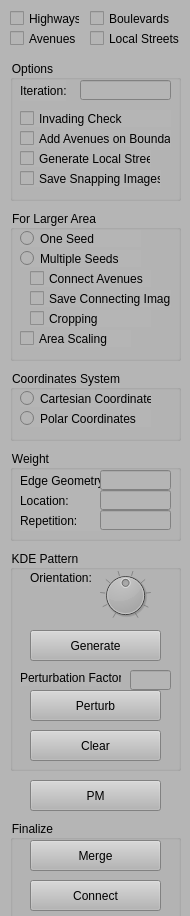
Before: the Qt Designer form StreetDesigner/ControlWidget.ui in gnishida/StreetDesigner, drawn with Qt 5.
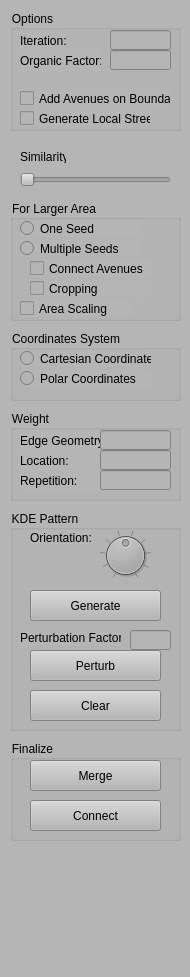
After: the same form once the commit is applied.

What changed in the file:
```diff
--- a/StreetDesigner/ControlWidget.ui
+++ b/StreetDesigner/ControlWidget.ui
@@ -7,7 +7,7 @@
     <x>0</x>
     <y>0</y>
     <width>190</width>
-    <height>916</height>
+    <height>977</height>
    </rect>
   </property>
   <property name="minimumSize">
@@ -20,37 +20,11 @@
    <string notr="true">background-color: rgb(181, 181, 181);</string>
   </property>
   <widget class="QWidget" name="dockWidgetContents">
-   <widget class="QCheckBox" name="checkBoxRoadTypeAvenue">
-    <property name="geometry">
-     <rect>
-      <x>10</x>
-      <y>30</y>
-      <width>70</width>
-      <height>17</height>
-     </rect>
-    </property>
-    <property name="text">
-     <string>Avenues</string>
-    </property>
-   </widget>
-   <widget class="QCheckBox" name="checkBoxRoadTypeLocalStreet">
-    <property name="geometry">
-     <rect>
-      <x>90</x>
-      <y>30</y>
-      <width>91</width>
-      <height>17</height>
-     </rect>
-    </property>
-    <property name="text">
-     <string>Local Streets</string>
-    </property>
-   </widget>
    <widget class="QGroupBox" name="groupBox_8">
     <property name="geometry">
      <rect>
       <x>10</x>
-      <y>550</y>
+      <y>510</y>
       <width>171</width>
       <height>221</height>
      </rect>
@@ -154,14 +128,27 @@
       <string>Perturbation Factor:</string>
      </property>
     </widget>
+    <widget class="QPushButton" name="pushButtonClear">
+     <property name="geometry">
+      <rect>
+       <x>20</x>
+       <y>180</y>
+       <width>131</width>
+       <height>31</height>
+      </rect>
+     </property>
+     <property name="text">
+      <string>Clear</string>
+     </property>
+    </widget>
    </widget>
    <widget class="QGroupBox" name="groupBox">
     <property name="geometry">
      <rect>
       <x>10</x>
-      <y>60</y>
+      <y>10</y>
       <width>171</width>
-      <height>141</height>
+      <height>121</height>
      </rect>
     </property>
     <property name="title">
@@ -171,7 +158,7 @@
      <property name="geometry">
       <rect>
        <x>10</x>
-       <y>70</y>
+       <y>80</y>
        <width>151</width>
        <height>17</height>
       </rect>
@@ -196,9 +183,9 @@
     <widget class="QLineEdit" name="lineEditNumIterations">
      <property name="geometry">
       <rect>
-       <x>70</x>
+       <x>100</x>
        <y>20</y>
-       <width>91</width>
+       <width>61</width>
        <height>20</height>
       </rect>
      </property>
@@ -210,7 +197,7 @@
      <property name="geometry">
       <rect>
        <x>10</x>
-       <y>90</y>
+       <y>100</y>
        <width>131</width>
        <height>17</height>
       </rect>
@@ -219,64 +206,38 @@
       <string>Generate Local Streets</string>
      </property>
     </widget>
-    <widget class="QCheckBox" name="checkBoxInvadingCheck">
+    <widget class="QLabel" name="label_8">
      <property name="geometry">
       <rect>
        <x>10</x>
-       <y>50</y>
-       <width>151</width>
-       <height>17</height>
+       <y>40</y>
+       <width>81</width>
+       <height>21</height>
       </rect>
      </property>
      <property name="text">
-      <string>Invading Check</string>
+      <string>Organic Factor:</string>
      </property>
     </widget>
-    <widget class="QCheckBox" name="checkBoxSaveSnappingImages">
+    <widget class="QLineEdit" name="lineEditOrganicFactor">
      <property name="geometry">
       <rect>
-       <x>10</x>
-       <y>110</y>
-       <width>141</width>
-       <height>17</height>
+       <x>100</x>
+       <y>40</y>
+       <width>61</width>
+       <height>20</height>
       </rect>
      </property>
-     <property name="text">
-      <string>Save Snapping Images</string>
+     <property name="alignment">
+      <set>Qt::AlignRight|Qt::AlignTrailing|Qt::AlignVCenter</set>
      </property>
     </widget>
    </widget>
-   <widget class="QCheckBox" name="checkBoxRoadTypeHighway">
-    <property name="geometry">
-     <rect>
-      <x>10</x>
-      <y>10</y>
-      <width>70</width>
-      <height>17</height>
-     </rect>
-    </property>
-    <property name="text">
-     <string>Highways</string>
-    </property>
-   </widget>
-   <widget class="QCheckBox" name="checkBoxRoadTypeBoulevard">
-    <property name="geometry">
-     <rect>
-      <x>90</x>
-      <y>10</y>
-      <width>91</width>
-      <height>17</height>
-     </rect>
-    </property>
-    <property name="text">
-     <string>Boulevards</string>
-    </property>
-   </widget>
    <widget class="QGroupBox" name="groupBox_2">
     <property name="geometry">
      <rect>
       <x>10</x>
-      <y>450</y>
+      <y>410</y>
       <width>171</width>
       <height>91</height>
      </rect>
@@ -367,9 +328,9 @@
     <property name="geometry">
      <rect>
       <x>10</x>
-      <y>210</y>
+      <y>200</y>
       <width>171</width>
-      <height>151</height>
+      <height>121</height>
      </rect>
     </property>
     <property name="title">
@@ -411,7 +372,7 @@
      <property name="geometry">
       <rect>
        <x>10</x>
-       <y>120</y>
+       <y>100</y>
        <width>111</width>
        <height>17</height>
       </rect>
@@ -437,7 +398,7 @@
      <property name="geometry">
       <rect>
        <x>20</x>
-       <y>100</y>
+       <y>80</y>
        <width>121</width>
        <height>17</height>
       </rect>
@@ -446,25 +407,12 @@
       <string>Cropping</string>
      </property>
     </widget>
-    <widget class="QCheckBox" name="checkBoxSaveConnectingImages">
-     <property name="geometry">
-      <rect>
-       <x>20</x>
-       <y>80</y>
-       <width>141</width>
-       <height>17</height>
-      </rect>
-     </property>
-     <property name="text">
-      <string>Save Connecting Images</string>
-     </property>
-    </widget>
    </widget>
    <widget class="QGroupBox" name="groupBox_4">
     <property name="geometry">
      <rect>
       <x>10</x>
-      <y>370</y>
+      <y>330</y>
       <width>171</width>
       <height>71</height>
      </rect>
@@ -509,7 +457,7 @@
     <property name="geometry">
      <rect>
       <x>10</x>
-      <y>820</y>
+      <y>740</y>
       <width>171</width>
       <height>101</height>
      </rect>
@@ -544,30 +492,30 @@
      </property>
     </widget>
    </widget>
-   <widget class="QPushButton" name="pushButtonClear">
+   <widget class="QSlider" name="horizontalSliderExactSimilarityFactor">
     <property name="geometry">
      <rect>
-      <x>30</x>
-      <y>730</y>
-      <width>131</width>
-      <height>31</height>
+      <x>20</x>
+      <y>170</y>
+      <width>151</width>
+      <height>20</height>
      </rect>
     </property>
-    <property name="text">
-     <string>Clear</string>
+    <property name="orientation">
+     <enum>Qt::Horizontal</enum>
     </property>
    </widget>
-   <widget class="QPushButton" name="pushButtonGeneratePM">
+   <widget class="QLabel" name="label_7">
     <property name="geometry">
      <rect>
-      <x>30</x>
-      <y>780</y>
-      <width>131</width>
-      <height>31</height>
+      <x>20</x>
+      <y>150</y>
+      <width>46</width>
+      <height>13</height>
      </rect>
     </property>
     <property name="text">
-     <string>PM</string>
+     <string>Similarity:</string>
     </property>
    </widget>
   </widget>
```
Left out of the diff: 10 changed lines with no effect on the pictures.
